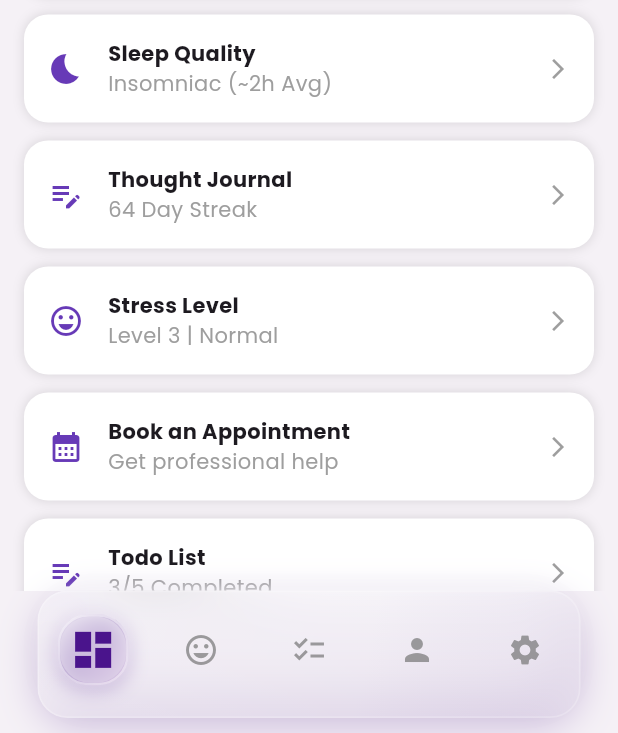
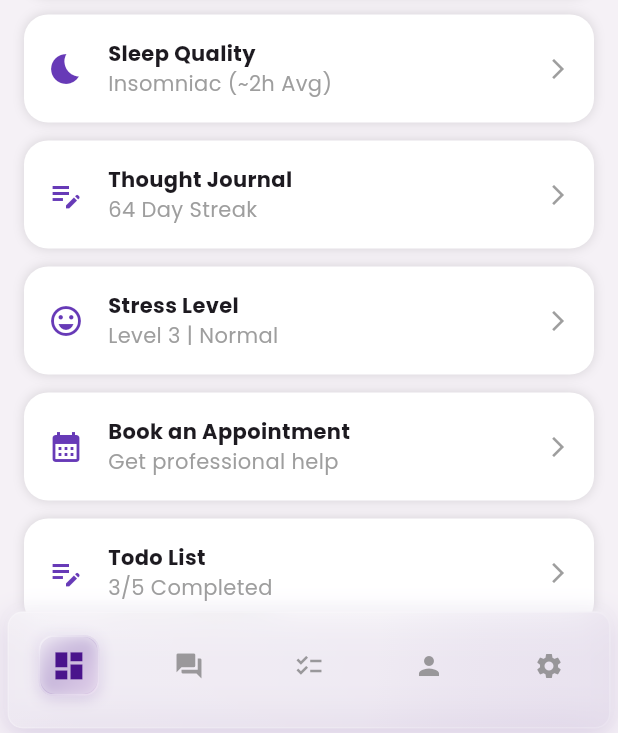
Before and after one commit to hasnat0006/SDP, a Flutter app: the screen it shows after launch, on a phone screen of 412 x 824 dp, the part 503-1236 px from its top. Run offline on Flutter 3.47's test engine with Material 3 defaults, Android fonts, the phone set to English and light mode, and no system bars; drawn by our look-alikes of fl_chart; our stand-ins replace file_picker, google_fonts, image_picker, permission_handler.

Commit message:
navbar issue fixed

```diff
--- a/lib/navbar/navbar.dart
+++ b/lib/navbar/navbar.dart
@@ -1,3 +1,4 @@
+import 'package:client/forum/forum.dart';
 import 'package:flutter/material.dart';
 import 'dart:ui';
 import '../dashboard/p_dashboard.dart';
@@ -48,7 +49,7 @@ class _MainNavBarState extends State<MainNavBar> with TickerProviderStateMixin {
       label: '',
       page: const DashboardPageWrapper(),
     ),
-    NavItem(icon: Icons.mood, label: '', page: const MoodPageWrapper()),
+    NavItem(icon: Icons.forum, label: '', page: const ForumPage()),
     NavItem(icon: Icons.checklist, label: '', page: const TodoPageWrapper()),
     NavItem(icon: Icons.person, label: '', page: const UserProfilePage()),
     NavItem(icon: Icons.settings, label: '', page: const SettingsPage()),
@@ -99,36 +100,36 @@ class _MainNavBarState extends State<MainNavBar> with TickerProviderStateMixin {
         ),
       ),
       bottomNavigationBar: Padding(
-        padding: const EdgeInsets.fromLTRB(25, 0, 25, 10),
+        padding: const EdgeInsets.fromLTRB(5, 0, 5, 3),
         child: Container(
-          height: 85,
+          height: 78,
           decoration: BoxDecoration(
-            borderRadius: BorderRadius.circular(32),
+            borderRadius: BorderRadius.circular(10),
             boxShadow: [
               BoxShadow(
-                color: primaryPurple.withOpacity(0.2),
-                blurRadius: 20,
-                spreadRadius: 2,
-                offset: const Offset(0, 6),
+                color: primaryPurple.withOpacity(0.15),
+                blurRadius: 15,
+                spreadRadius: 1,
+                offset: const Offset(0, 4),
               ),
               BoxShadow(
-                color: Colors.black.withOpacity(0.04),
-                blurRadius: 12,
-                spreadRadius: -2,
-                offset: const Offset(0, -2),
+                color: Colors.black.withOpacity(0.03),
+                blurRadius: 8,
+                spreadRadius: -1,
+                offset: const Offset(0, -1),
               ),
               BoxShadow(
-                color: Colors.white.withOpacity(0.7),
-                blurRadius: 8,
-                spreadRadius: -4,
-                offset: const Offset(0, -6),
+                color: Colors.white.withOpacity(0.6),
+                blurRadius: 6,
+                spreadRadius: -2,
+                offset: const Offset(0, -3),
               ),
             ],
           ),
           child: ClipRRect(
-            borderRadius: BorderRadius.circular(20),
+            borderRadius: BorderRadius.circular(10),
             child: BackdropFilter(
-              filter: ImageFilter.blur(sigmaX: 18, sigmaY: 18),
+              filter: ImageFilter.blur(sigmaX: 12, sigmaY: 12),
               child: Container(
                 // padding: const EdgeInsets.fromLTRB(10, 0, 10, 0),
                 decoration: BoxDecoration(
@@ -142,15 +143,15 @@ class _MainNavBarState extends State<MainNavBar> with TickerProviderStateMixin {
                     ],
                     stops: const [0.0, 0.6, 1.0],
                   ),
-                  borderRadius: BorderRadius.circular(20),
+                  borderRadius: BorderRadius.circular(10),
                   border: Border.all(
                     color: const Color.fromARGB(
                       255,
                       255,
                       255,
                       255,
-                    ).withOpacity(0.22),
-                    width: 1.1,
+                    ).withOpacity(0.2),
+                    width: 1.0,
                   ),
                 ),
                 child: BottomNavigationBar(
@@ -185,24 +186,24 @@ class _MainNavBarState extends State<MainNavBar> with TickerProviderStateMixin {
                                     end: Alignment.bottomRight,
                                   )
                                 : null,
-                            borderRadius: BorderRadius.circular(20),
+                            borderRadius: BorderRadius.circular(10),
                             border: isSelected
                                 ? Border.all(
-                                    color: Colors.white.withOpacity(0.45),
-                                    width: 1.6,
+                                    color: Colors.white.withOpacity(0.4),
+                                    width: 1.2,
                                   )
                                 : null,
                             boxShadow: isSelected
                                 ? [
                                     BoxShadow(
-                                      color: primaryPurple.withOpacity(0.22),
-                                      blurRadius: 10,
-                                      spreadRadius: 1,
-                                      offset: const Offset(0, 3),
+                                      color: primaryPurple.withOpacity(0.18),
+                                      blurRadius: 8,
+                                      spreadRadius: 0,
+                                      offset: const Offset(0, 2),
                                     ),
                                     BoxShadow(
-                                      color: Colors.white.withOpacity(0.5),
-                                      blurRadius: 5,
+                                      color: Colors.white.withOpacity(0.4),
+                                      blurRadius: 4,
                                       spreadRadius: -1,
                                       offset: const Offset(0, -1),
                                     ),
@@ -210,35 +211,35 @@ class _MainNavBarState extends State<MainNavBar> with TickerProviderStateMixin {
                                 : null,
                           ),
                           child: ClipRRect(
-                            borderRadius: BorderRadius.circular(20),
+                            borderRadius: BorderRadius.circular(10),
                             child: isSelected
                                 ? BackdropFilter(
                                     filter: ImageFilter.blur(
-                                      sigmaX: 6,
-                                      sigmaY: 6,
+                                      sigmaX: 4,
+                                      sigmaY: 4,
                                     ),
                                     child: AnimatedScale(
-                                      scale: isSelected ? 1.15 : 1.0,
+                                      scale: isSelected ? 1.1 : 1.0,
                                       duration: const Duration(
-                                        milliseconds: 220,
+                                        milliseconds: 200,
                                       ),
                                       child: Padding(
                                         padding: const EdgeInsets.all(8.0),
                                         child: Icon(
                                           item.icon,
-                                          size: isSelected ? 28 : 24,
+                                          size: isSelected ? 22 : 20,
                                         ),
                                       ),
                                     ),
                                   )
                                 : AnimatedScale(
-                                    scale: isSelected ? 1.15 : 1.0,
-                                    duration: const Duration(milliseconds: 220),
+                                    scale: isSelected ? 1.1 : 1.0,
+                                    duration: const Duration(milliseconds: 200),
                                     child: Padding(
                                       padding: const EdgeInsets.all(8.0),
                                       child: Icon(
                                         item.icon,
-                                        size: isSelected ? 28 : 24,
+                                        size: isSelected ? 22 : 20,
                                       ),
                                     ),
                                   ),
```
